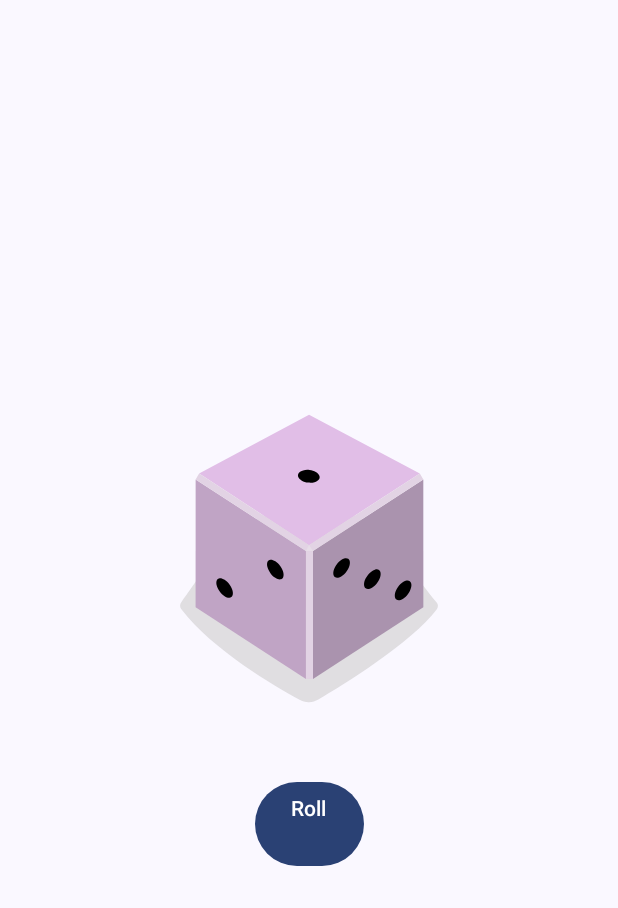
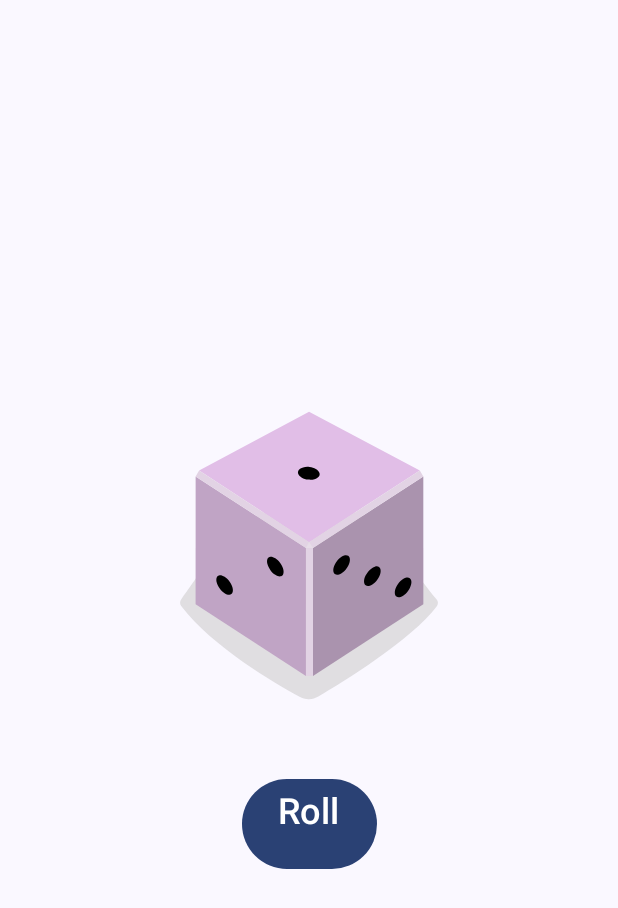
Before and after one commit to cinmon/Android-Stuff, an Android app built with Jetpack Compose: the screen it shows after launch (MainActivity), on a phone screen of 412 x 824 dp. Shown: the top 908 px of the screen. Run offline under Robolectric (Android 15) with nearby library versions, the phone set to English and light mode, and no system bars.

Commit message:
Adjusted font size on button

```diff
--- a/DiceRoller/app/src/main/java/com/gianella/diceroller/MainActivity.kt
+++ b/DiceRoller/app/src/main/java/com/gianella/diceroller/MainActivity.kt
@@ -6,6 +6,7 @@ import androidx.activity.compose.setContent
 import androidx.compose.foundation.Image
 import androidx.compose.foundation.layout.Column
 import androidx.compose.foundation.layout.Spacer
+import androidx.compose.foundation.layout.fillMaxHeight
 import androidx.compose.foundation.layout.fillMaxSize
 import androidx.compose.foundation.layout.height
 import androidx.compose.foundation.layout.padding
@@ -27,6 +28,7 @@ import com.gianella.diceroller.ui.theme.DiceRollerTheme
 import androidx.compose.runtime.getValue
 import androidx.compose.runtime.mutableStateOf
 import androidx.compose.runtime.setValue
+import androidx.compose.ui.unit.sp
 
 class MainActivity : ComponentActivity() {
     override fun onCreate(savedInstanceState: Bundle?) {
@@ -78,7 +80,7 @@ fun DiceWithButtonAndImage(modifier: Modifier = Modifier
             modifier = Modifier.height(24.dp)
         )
         Button(onClick = { result = (1..6).random() }) {
-            Text(stringResource(R.string.roll))
+            Text(text = stringResource(R.string.roll), fontSize = 24.sp)
         }
     }
 }
```
